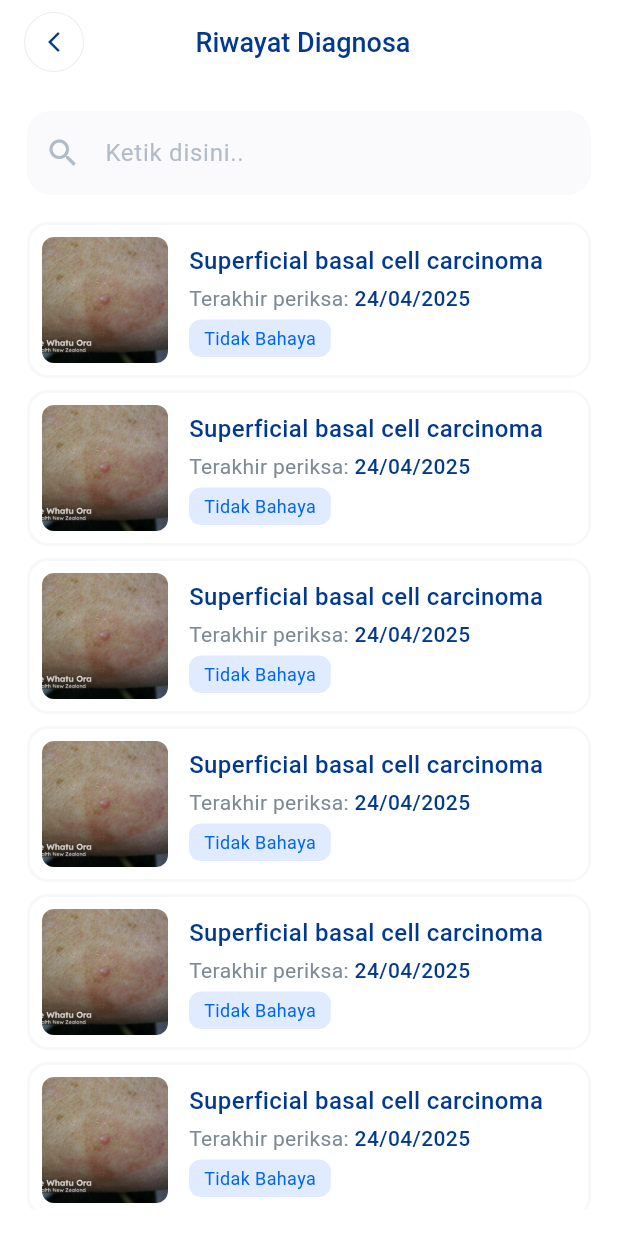
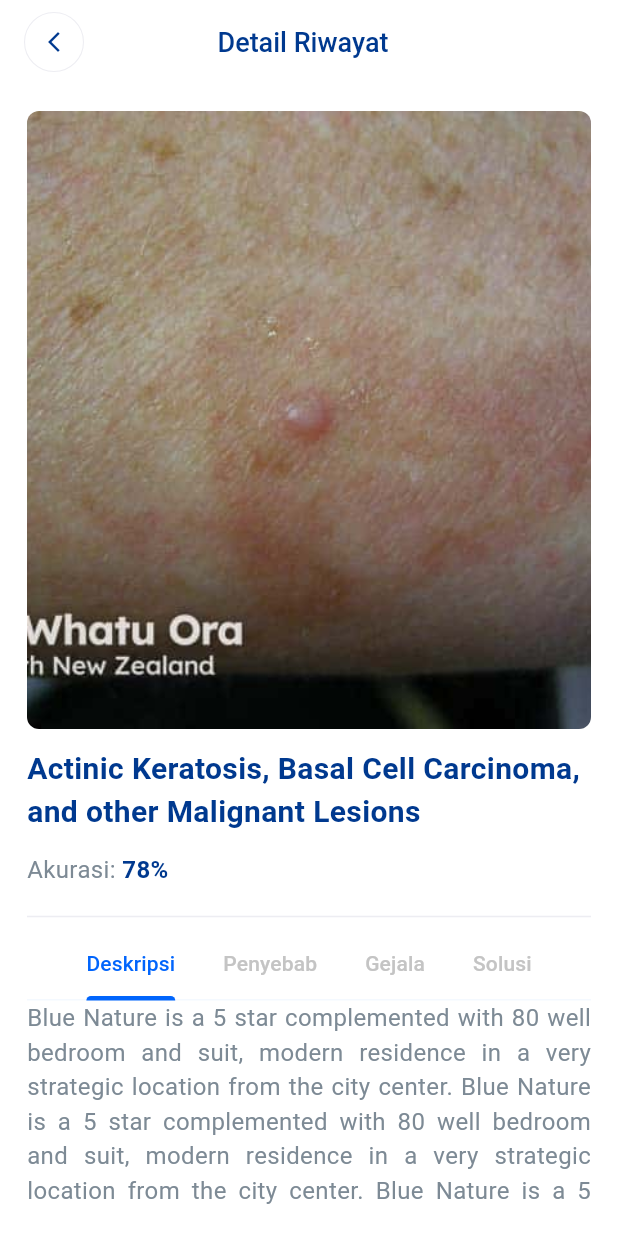
Before and after one commit to fauzihub13/dermascan, a Flutter app: the HistoryPage screen opened directly, after a tap on "Superficial basal cell carcinoma carcino", on a phone screen of 412 x 824 dp. Run offline on Flutter 3.47's test engine with Material 3 defaults, Android fonts, the light colour scheme and no system bars; our stand-ins replace flutter_svg.

Commit message:
feat: complete ui diagnose history list, detail diagnose history, detail diagnose page

```diff
--- /dev/null
+++ b/lib/src/features/profile/presentation/pages/detail_history_page.dart
@@ -0,0 +1,168 @@
+import 'package:flutter/material.dart';
+import 'package:flutter_dermascan/src/core/utils/theme.dart';
+import 'package:flutter_dermascan/src/shared/presentation/widgets/custom_appbar.dart';
+
+class DetailHistoryPage extends StatefulWidget {
+  const DetailHistoryPage({super.key});
+
+  @override
+  State<DetailHistoryPage> createState() => _DetailHistoryPageState();
+}
+
+class _DetailHistoryPageState extends State<DetailHistoryPage>
+    with SingleTickerProviderStateMixin {
+  late TabController tabController;
+  List<double> tabHeights = [0, 0, 0, 0];
+  @override
+  void initState() {
+    tabController = TabController(length: 4, vsync: this);
+    tabController.addListener(() {
+      setState(() {});
+    });
+    super.initState();
+  }
+
+  @override
+  Widget build(BuildContext context) {
+    return Scaffold(
+      appBar: CustomAppbar(title: 'Detail Riwayat', canBack: true),
+      body: SafeArea(
+        child: Container(
+          padding: const EdgeInsets.symmetric(
+            horizontal: PaddingSize.horizontal,
+            vertical: PaddingSize.vertical,
+          ),
+          child: SingleChildScrollView(
+            child: Column(
+              mainAxisAlignment: MainAxisAlignment.start,
+              // spacing: 12,
+              children: [
+                ClipRRect(
+                  borderRadius: BorderRadius.circular(8),
+                  child: Image.asset(
+                    'assets/images/hand_disease.jpg',
+                    width: MediaQuery.of(context).size.width,
+                    height: MediaQuery.of(context).size.width,
+                    fit: BoxFit.cover,
+                  ),
+                ),
+                const SizedBox(height: 12),
+                Text(
+                  'Actinic Keratosis, Basal Cell Carcinoma, and other Malignant Lesions',
+                  style: TextStyle(
+                    fontSize: FontSize.diseaseName,
+                    fontWeight: FontWeight.w600,
+                    color: DefaultColors.darkBlue,
+                  ),
+                ),
+                const SizedBox(height: 12),
+                Row(
+                  children: [
+                    Text(
+                      'Akurasi: ',
+                      style: TextStyle(
+                        fontSize: FontSize.standardUp,
+                        fontWeight: FontWeight.w400,
+                        color: DefaultColors.grey,
+                      ),
+                    ),
+                    Text(
+                      '78%',
+                      maxLines: 1,
+                      style: TextStyle(
+                        fontSize: FontSize.standardUp,
+                        fontWeight: FontWeight.w600,
+                        color: DefaultColors.darkBlue,
+                      ),
+                    ),
+                  ],
+                ),
+                const SizedBox(height: 12),
+
+                const Divider(color: DefaultColors.lightGrey4),
+
+                TabBar(
+                  controller: tabController,
+
+                  indicatorColor: DefaultColors.primaryBlue,
+                  labelColor: DefaultColors.primaryBlue,
+                  unselectedLabelColor: DefaultColors.navbarDisable,
+                  dividerColor: DefaultColors.lightBlue,
+                  padding: EdgeInsets.all(0),
+                  isScrollable: true,
+                  tabAlignment: TabAlignment.center,
+                  tabs: [
+                    Tab(text: 'Deskripsi'),
+                    Tab(text: 'Penyebab'),
+                    Tab(text: 'Gejala'),
+                    Tab(text: 'Solusi'),
+                  ],
+                ),
+                LayoutBuilder(
+                  builder: (context, constraints) {
+                    return SizedBox(
+                      height: tabHeights[tabController.index],
+                      child: TabBarView(
+                        controller: tabController,
+                        children: [
+                          _buildTabContent(
+                            0,
+                            'Blue Nature is a 5 star complemented with 80 well bedroom and suit, modern residence in a very strategic location from the city center. Blue Nature is a 5 star complemented with 80 well bedroom and suit, modern residence in a very strategic location from the city center. Blue Nature is a 5 star complemented with 80 well bedroom and suit. Blue Nature is a 5 star complemented with 80 well bedroom and suit. Blue Nature is a 5 star complemented with 80 well bedroom and suit. Blue Nature is a 5 star complemented with 80 well bedroom and suit. Blue Nature is a 5 star complemented with 80 well bedroom and suit. Blue Nature is a 5 star complemented with 80 well bedroom and suit. Blue Nature is a 5 star complemented with 80 well bedroom and suit. Blue Nature is a 5 star complemented with 80 well bedroom and suit. Blue Nature is a 5 star complemented with 80 well bedroom and suit. Blue Nature is a 5 star complemented with 80 well bedroom and suit. Blue Nature is a 5 star complemented with 80 well bedroom and suit. Blue Nature is a 5 star complemented with 80 well bedroom and suit. Blue Nature is a 5 star complemented with 80 well bedroom and suit. Blue Nature is a 5 star complemented with 80 well bedroom and suit.',
+                          ),
+                          _buildTabContent(
+                            1,
+                            'Blue Nature is a 5 star complemented with 80 well bedroom and suit, modern residence in a very strategic location from the city center. Blue Nature is a 5 star complemented with 80 well bedroom and suit, modern residence in a very strategic location from the city center. Blue Nature is a 5 star complemented with 80 well bedroom and suit.',
+                          ),
+                          _buildTabContent(
+                            2,
+                            'Blue Nature is a 5 star complemented with 80 well bedroom and suit, modern residence in a very strategic location from the city center. Blue Nature is a 5 star complemented with 80 well bedroom and suit, modern residence in a very strategic location from the city center. Blue Nature is a 5 star complemented with 80 well bedroom and suit.',
+                          ),
+                          _buildTabContent(
+                            3,
+                            'Blue Nature is a 5 star complemented with 80 well bedroom and suit, modern residence in a very strategic location from the city center. Blue Nature is a 5 star complemented with 80 well bedroom and suit, modern residence in a very strategic location from the city center. Blue Nature is a 5 star complemented with 80 well bedroom and suit.',
+                          ),
+                        ],
+                      ),
+                    );
+                  },
+                ),
+              ],
+            ),
+          ),
+        ),
+      ),
+    );
+  }
+
+  Widget _buildTabContent(int index, String text) {
+    return LayoutBuilder(
+      builder: (context, constraints) {
+        final textPainter = TextPainter(
+          text: TextSpan(
+            text: text,
+            style: const TextStyle(
+              color: DefaultColors.grey,
+              fontSize: FontSize.standardUp,
+            ),
+          ),
+          textDirection: TextDirection.ltr,
+        )..layout(maxWidth: constraints.maxWidth);
+
+        WidgetsBinding.instance.addPostFrameCallback((_) {
+          setState(() {
+            tabHeights[index] = textPainter.height;
+          });
+        });
+
+        return Text(
+          text,
+          textAlign: TextAlign.justify,
+          style: const TextStyle(
+            color: DefaultColors.grey,
+            fontSize: FontSize.standardUp,
+          ),
+        );
+      },
+    );
+  }
+}
--- a/lib/src/features/profile/presentation/pages/history_page.dart
+++ b/lib/src/features/profile/presentation/pages/history_page.dart
@@ -1,5 +1,6 @@
 import 'package:flutter/material.dart';
 import 'package:flutter_dermascan/src/core/utils/theme.dart';
+import 'package:flutter_dermascan/src/features/profile/presentation/pages/detail_history_page.dart';
 import 'package:flutter_dermascan/src/shared/presentation/widgets/custom_appbar.dart';
 import 'package:flutter_dermascan/src/shared/presentation/widgets/form_input.dart';
 import 'package:flutter_dermascan/src/shared/presentation/widgets/history_card.dart';
@@ -40,7 +41,18 @@ class _HistoryPageState extends State<HistoryPage> {
                   },
                   itemCount: 10,
                   itemBuilder: (context, index) {
-                    return GestureDetector(onTap: () {}, child: HistoryCard());
+                    return HistoryCard(
+                      onPressed: () {
+                        Navigator.push(
+                          context,
+                          MaterialPageRoute(
+                            builder: (BuildContext context) {
+                              return DetailHistoryPage();
+                            },
+                          ),
+                        );
+                      },
+                    );
                   },
                 ),
               ),
--- /dev/null
+++ b/lib/src/features/scan/data/datasources/info.txt
@@ -0,0 +1,2 @@
+Interaction with API use HTTP/ DIO
+Return data to UI
--- /dev/null
+++ b/lib/src/features/scan/data/repositories/info.txt
@@ -0,0 +1,2 @@
+Implement repository use override function from domain/repository
+Call to function in datasources
--- /dev/null
+++ b/lib/src/features/scan/domain/models/info.txt
@@ -0,0 +1 @@
+Handle reponse from API fromJson and toJson
--- /dev/null
+++ b/lib/src/features/scan/domain/repositories/info.txt
@@ -0,0 +1 @@
+Declare abstract class of function, then overrided by data/repository
--- /dev/null
+++ b/lib/src/features/scan/domain/usecases/info.txt
@@ -0,0 +1 @@
+Call to domain/repository function
--- /dev/null
+++ b/lib/src/features/scan/presentation/bloc/info.txt
@@ -0,0 +1 @@
+Call to usecase function
--- a/lib/src/shared/presentation/widgets/history_card.dart
+++ b/lib/src/shared/presentation/widgets/history_card.dart
@@ -3,12 +3,13 @@ import 'package:flutter_dermascan/src/core/utils/theme.dart';
 import 'package:flutter_dermascan/src/shared/presentation/widgets/custom_badge.dart';
 
 class HistoryCard extends StatelessWidget {
-  const HistoryCard({super.key});
+  final VoidCallback onPressed;
+  const HistoryCard({super.key, required this.onPressed});
 
   @override
   Widget build(BuildContext context) {
     return GestureDetector(
-      onTap: () {},
+      onTap: onPressed,
       child: Container(
         padding: const EdgeInsets.all(8),
         decoration: BoxDecoration(
```
Also changed, not shown: lib/src/core/utils/theme.dart (+14 -2 lines), lib/src/features/home/presentation/pages/home_page.dart (+11 -4 lines), lib/src/features/home/presentation/pages/landing_page.dart (+11 -1 lines), lib/src/features/home/presentation/widgets/history_list.dart (+27 -2 lines), lib/src/features/scan/presentation/pages/detail_diagnose_page.dart (added, +207 -0 lines), lib/src/features/scan/presentation/widgets/save_diagnose_dialog.dart (added, +120 -0 lines), lib/src/shared/presentation/widgets/drop_down_form_input.dart (added, +57 -0 lines).
